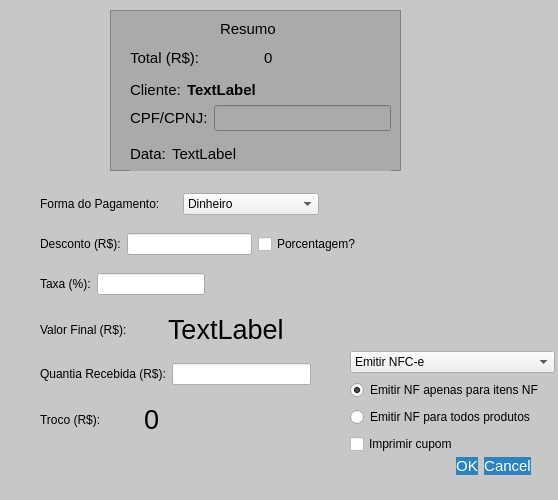
Before: the Qt Designer form pagamento.ui in GabR36/QEstoqueLoja, drawn with Qt 5.
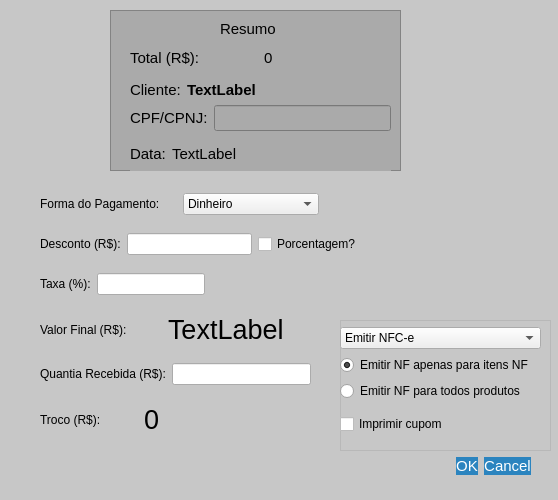
After: the same form once the commit is applied. Icons and pictures are not drawn. Custom widgets are drawn as their Qt base class.

```diff
--- a/pagamento.ui
+++ b/pagamento.ui
@@ -449,15 +449,32 @@
     </item>
    </layout>
   </widget>
-  <widget class="QWidget" name="layoutWidget">
+  <widget class="QFrame" name="FrameNF">
    <property name="geometry">
     <rect>
-     <x>350</x>
-     <y>350</y>
-     <width>205</width>
-     <height>106</height>
+     <x>340</x>
+     <y>320</y>
+     <width>211</width>
+     <height>131</height>
     </rect>
    </property>
+   <property name="frameShape">
+    <enum>QFrame::Shape::StyledPanel</enum>
+   </property>
+   <property name="frameShadow">
+    <enum>QFrame::Shadow::Raised</enum>
+   </property>
+   <widget class="QWidget" name="">
+    <property name="geometry">
+     <rect>
+      <x>0</x>
+      <y>0</y>
+      <width>201</width>
+      <height>121</height>
+     </rect>
+    </property>
+    <layout class="QVBoxLayout" name="verticalLayout_3">
+     <item>
    <layout class="QVBoxLayout" name="verticalLayout">
     <item>
      <widget class="QComboBox" name="CBox_ModeloEmit">
@@ -490,6 +507,8 @@
       </property>
      </widget>
     </item>
+      </layout>
+     </item>
     <item>
      <widget class="QCheckBox" name="CheckImprimirCNF">
       <property name="autoFillBackground">
@@ -508,6 +527,7 @@
      </widget>
     </item>
    </layout>
+   </widget>
   </widget>
  </widget>
  <customwidgets>
```
Lines whose indentation alone changed are shown as unchanged.
